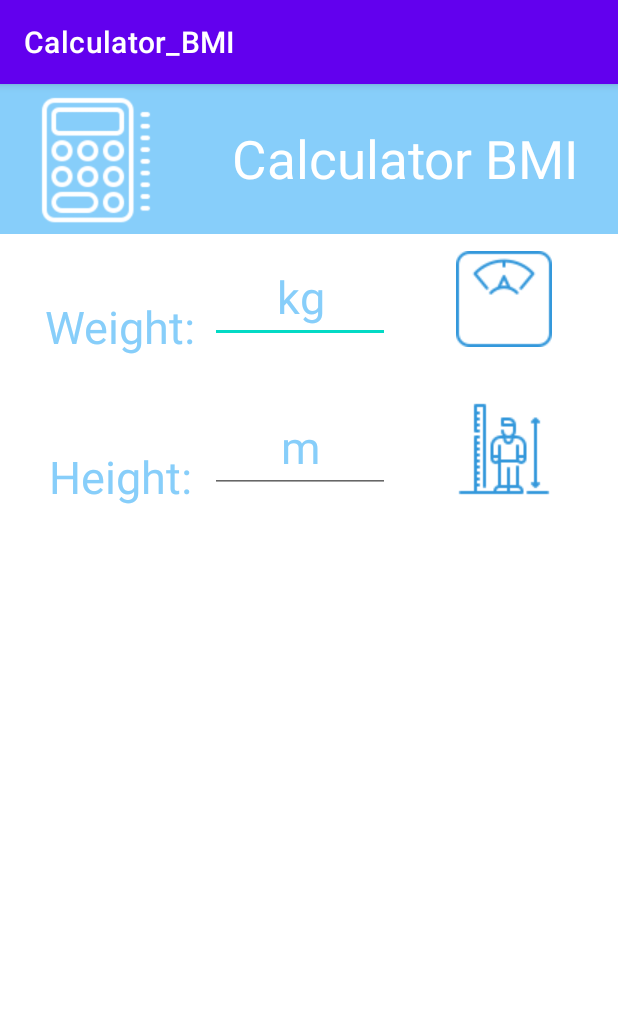
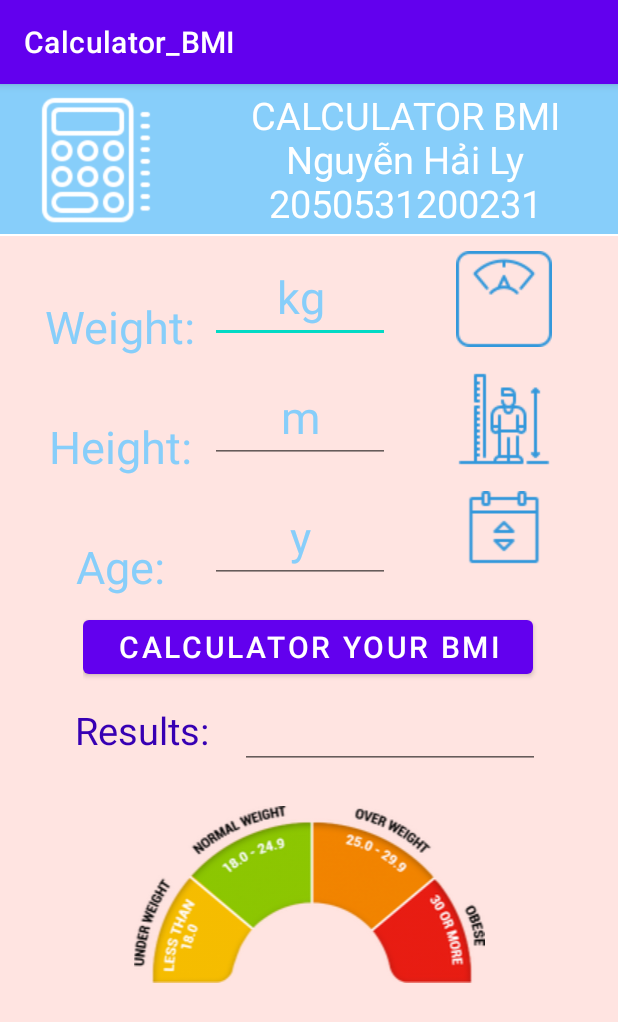
Before and after one commit to NguyenHaiLy02/CalculatorBMI, an Android app: the screen it shows after launch (MainActivity), on a phone screen of 412 x 824 dp. Shown: the top 1022 px of the screen. Run offline under Robolectric (Android 15) with nearby library versions, the phone set to English and light mode, and no system bars.

Commit message:
2nd commit

```diff
--- /dev/null
+++ b/Tuan2_BT2TinhBMI_NguyenHaiLy/app/src/main/res/drawable/edit_text_background.xml
@@ -0,0 +1,12 @@
+<?xml version="1.0" encoding="utf-8"?>
+<selector xmlns:android="http://schemas.android.com/apk/res/android">
+    <item>
+        <shape android:shape="rectangle">
+            <solid android:color="#ffffff"/>
+            <corners android:radius="7dp"/>
+            <stroke
+                android:width="1dp"
+                android:color="#6495ed" />
+        </shape>
+    </item>
+</selector>
--- a/Tuan2_BT2TinhBMI_NguyenHaiLy/app/src/main/res/layout/activity_main.xml
+++ b/Tuan2_BT2TinhBMI_NguyenHaiLy/app/src/main/res/layout/activity_main.xml
@@ -4,7 +4,8 @@
     xmlns:tools="http://schemas.android.com/tools"
     android:layout_width="match_parent"
     android:layout_height="match_parent"
-    tools:context=".MainActivity">
+    tools:context=".MainActivity"
+    android:background="@color/lightpink">
     <LinearLayout
         android:layout_width="match_parent"
         android:layout_height="wrap_content"
@@ -21,9 +22,9 @@
                 android:layout_width="match_parent"
                 android:layout_height="100dp"
                 android:gravity="center"
-                android:text="Calculator BMI"
+                android:text="CALCULATOR BMI Nguyễn Hải Ly 2050531200231"
                 android:textColor="#fff"
-                android:textSize="35dp" />
+                android:textSize="25dp" />
         </LinearLayout>
         <View
             android:layout_width="match_parent"
@@ -31,7 +32,7 @@
             android:background="#fff" />
         <LinearLayout
             android:layout_width="match_parent"
-            android:layout_height="100dp"
+            android:layout_height="80dp"
             android:paddingTop="10dp">
             <TextView
                 android:layout_width="120dp"
@@ -59,7 +60,7 @@
         </LinearLayout>
         <LinearLayout
             android:layout_width="match_parent"
-            android:layout_height="100dp"
+            android:layout_height="80dp"
             android:paddingTop="10dp">
             <TextView
                 android:layout_width="120dp"
@@ -85,5 +86,74 @@
                 android:gravity="center"
                 android:src="@drawable/icon_height"/>
         </LinearLayout>
+
+        <LinearLayout
+            android:layout_width="match_parent"
+            android:layout_height="80dp"
+            android:paddingTop="10dp">
+
+            <TextView
+                android:layout_width="120dp"
+                android:layout_height="wrap_content"
+                android:layout_marginLeft="20dp"
+                android:layout_marginTop="20dp"
+                android:gravity="center"
+                android:text="Age:"
+                android:textColor="#87cefa"
+                android:textSize="30dp" />
+
+            <EditText
+                android:layout_width="120dp"
+                android:layout_height="wrap_content"
+                android:gravity="center"
+                android:hint="y"
+                android:textColorHint="#87cefa"
+                android:textSize="30dp" />
+
+            <ImageView
+                android:layout_width="match_parent"
+                android:layout_height="wrap_content"
+                android:gravity="center"
+                android:src="@drawable/icon_age" />
+        </LinearLayout>
+
+        <LinearLayout
+            android:layout_width="match_parent"
+            android:layout_height="70dp"
+            android:paddingLeft="55dp"
+            android:paddingTop="10dp">
+            <Button
+                android:layout_width="300dp"
+                android:layout_height="wrap_content"
+                android:textSize="20dp"
+                android:text="CALCULATOR YOUR BMI"
+                />
+        </LinearLayout>
+        <LinearLayout
+            android:layout_width="match_parent"
+            android:layout_height="70dp"
+            >
+            <TextView
+                android:layout_width="160dp"
+                android:layout_height="50dp"
+                android:paddingLeft="50dp"
+                android:textSize="25dp"
+                android:text="Results: "
+                android:textColor="@color/purple_700"
+                />
+            <EditText
+                android:layout_width="200dp"
+                android:layout_height="wrap_content"
+                android:paddingLeft="100dp"/>
+        </LinearLayout>
+        <LinearLayout
+            android:layout_width="match_parent"
+            android:layout_height="118dp"
+            >
+            <ImageView
+                android:layout_width="match_parent"
+                android:layout_height="118dp"
+                android:src="@drawable/rsz_630f74d5a1752"/>
+        </LinearLayout>
     </LinearLayout>
 </RelativeLayout>
--- a/Tuan2_BT2TinhBMI_NguyenHaiLy/app/src/main/res/values/colors.xml
+++ b/Tuan2_BT2TinhBMI_NguyenHaiLy/app/src/main/res/values/colors.xml
@@ -7,4 +7,6 @@
     <color name="teal_700">#FF018786</color>
     <color name="black">#FF000000</color>
     <color name="white">#FFFFFFFF</color>
+    <color name="lightpink">#ffe4e1</color>
+
 </resources>
```
Also changed, not shown: Tuan2_BT2TinhBMI_NguyenHaiLy/app/src/main/res/drawable/icon_age.png (added), Tuan2_BT2TinhBMI_NguyenHaiLy/app/src/main/res/drawable/rsz_630f74d5a1752.png (added).
